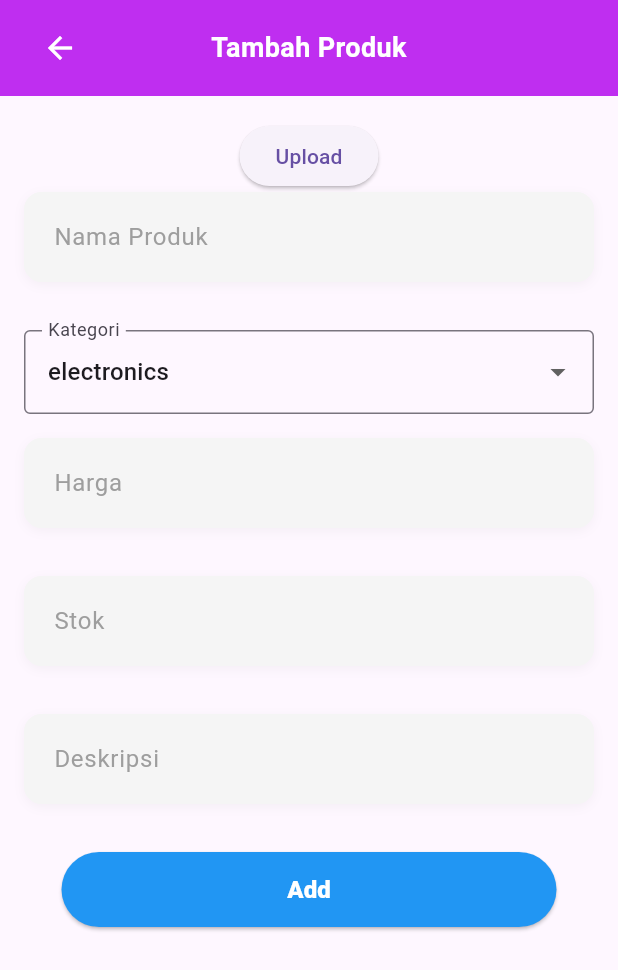
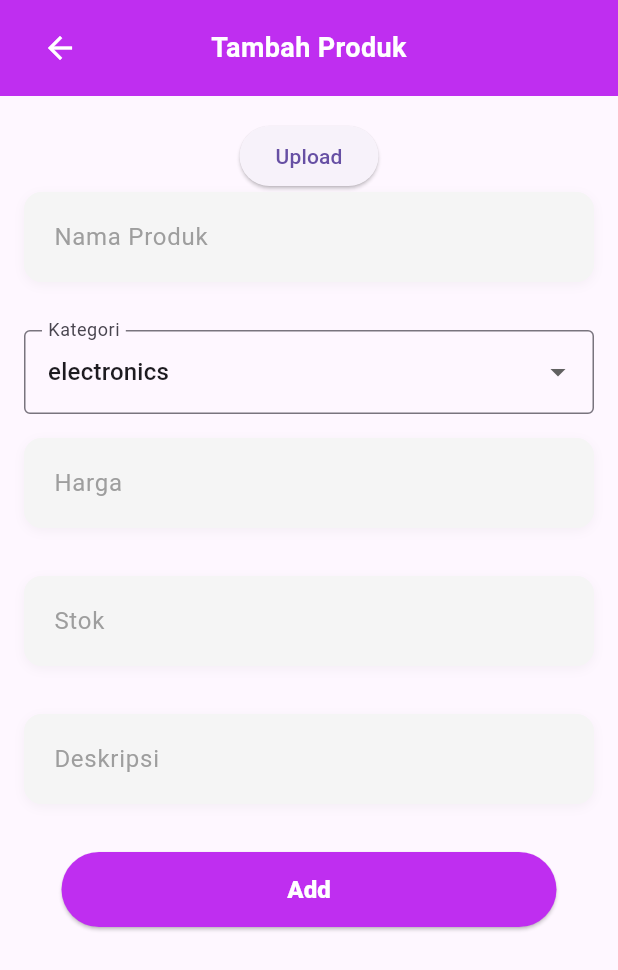
Before and after one commit to aryarobyy/Belanjain-2, a Flutter app: the AddProduct screen opened directly with empty values, on a phone screen of 412 x 824 dp. Shown: the top 970 px of the screen. Run offline on Flutter 3.47's test engine with Material 3 defaults, Android fonts, the phone set to English and light mode, and no system bars; our stand-ins replace carousel_slider, cloud_firestore, firebase_auth, firebase_core, flutter_dotenv, flutter_secure_storage and 2 more; missing offline and left inert: cloudinary_url_gen; accounts and stored records are empty; generated files the repository leaves out were written again; network calls fail.

Commit message:
New Textfield component

```diff
--- a/lib/components/button.dart
+++ b/lib/components/button.dart
@@ -1,3 +1,4 @@
+import 'package:belanjain/components/colors.dart';
 import 'package:flutter/material.dart';
 
 class MyButton extends StatelessWidget {
@@ -23,7 +24,7 @@ class MyButton extends StatelessWidget {
         onPressed: onPressed,
         style: ElevatedButton.styleFrom(
 
-          backgroundColor: Colors.blue,
+          backgroundColor: primaryColor,
           shape: RoundedRectangleBorder(
             borderRadius: BorderRadius.circular(25),
           ),
--- a/lib/components/text_field.dart
+++ b/lib/components/text_field.dart
@@ -12,6 +12,7 @@ class MyTextField extends StatefulWidget {
   final String? hintText;
   final Color? textColor;
   final Color? outlineColor;
+  final String? Function(String?)? validator;
 
   const MyTextField({
     Key? key,
@@ -26,6 +27,7 @@ class MyTextField extends StatefulWidget {
     this.hintText,
     this.textColor,
     this.outlineColor,
+    this.validator
   }) : super(key: key);
 
   @override
@@ -56,10 +58,11 @@ class _MyTextFieldState extends State<MyTextField> {
           ),
         ],
       ),
-      child: TextField(
+      child: TextFormField(
         controller: widget.controller,
         textCapitalization: widget.textCapitalization,
         keyboardType: widget.inputType,
+        validator: widget.validator,
         maxLines: widget.maxLine,
         minLines: widget.minLine,
         obscureText: _obscureText,
```
Also changed, not shown: lib/screen/auth/login.dart (+31 -9 lines), lib/screen/auth/register.dart (+20 -0 lines).
